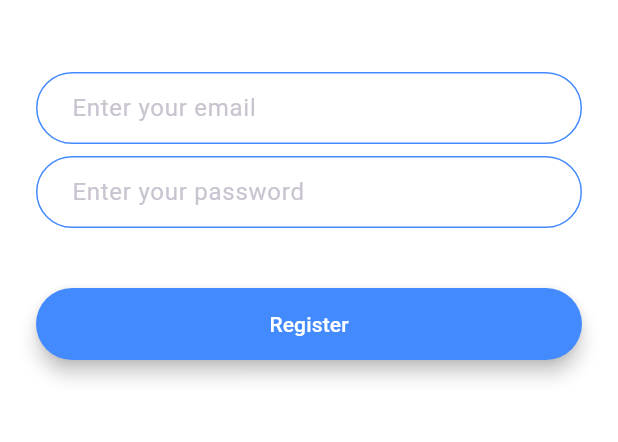
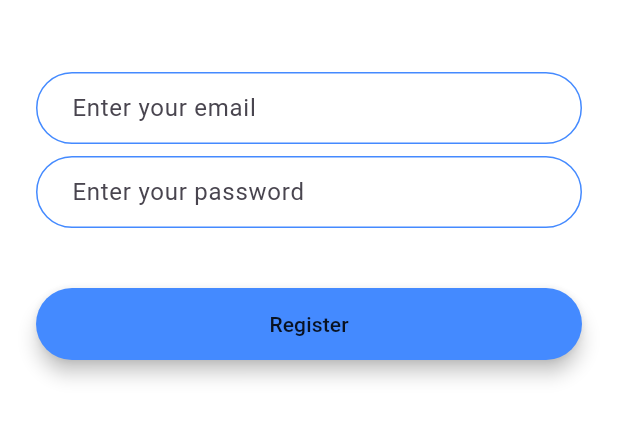
Before and after one commit to samuketema/FlashChat-App, a Flutter app: the screen it shows after launch, after a tap on "Register", on a phone screen of 412 x 824 dp, the part 576-1018 px from its top. Run offline on Flutter 3.47's test engine with Material 3 defaults, Android fonts, the phone set to English and light mode, and no system bars; our stand-ins replace animated_text_kit, firebase_auth, firebase_core; missing offline and left inert: firebase_app_check; accounts and stored records are empty.

Commit message:
customized the theme

```diff
--- a/lib/main.dart
+++ b/lib/main.dart
@@ -5,11 +5,30 @@ import 'package:mychat/screens/welcome_screen.dart';
 import 'package:mychat/screens/login_screen.dart';
 import 'package:mychat/screens/registration_screen.dart';
 import 'package:mychat/screens/chat_screen.dart';
+import 'package:firebase_app_check/firebase_app_check.dart';
 
 void main() async {
   WidgetsFlutterBinding.ensureInitialized();
   await Firebase.initializeApp(
     options: DefaultFirebaseOptions.currentPlatform,
+  );
+  await FirebaseAppCheck.instance.activate(
+    // You can also use a `ReCaptchaEnterpriseProvider` provider instance as an
+    // argument for `webProvider`
+    webProvider: ReCaptchaV3Provider('recaptcha-v3-site-key'),
+    // Default provider for Android is the Play Integrity provider. You can use the "AndroidProvider" enum to choose
+    // your preferred provider. Choose from:
+    // 1. Debug provider
+    // 2. Safety Net provider
+    // 3. Play Integrity provider
+    androidProvider: AndroidProvider.debug,
+    // Default provider for iOS/macOS is the Device Check provider. You can use the "AppleProvider" enum to choose
+        // your preferred provider. Choose from:
+        // 1. Debug provider
+        // 2. Device Check provider
+        // 3. App Attest provider
+        // 4. App Attest provider with fallback to Device Check provider (App Attest provider is only available on iOS 14.0+, macOS 14.0+)
+    appleProvider: AppleProvider.appAttest,
   );
   runApp(FlashChat()); // Replace with your app's main widget
 }
@@ -19,11 +38,6 @@ class FlashChat extends StatelessWidget {
   @override
   Widget build(BuildContext context) {
     return MaterialApp(
-      theme: ThemeData.dark().copyWith(
-        textTheme: TextTheme(
-          bodyMedium: TextStyle(color: Colors.black54),
-        ),
-      ),
       initialRoute: WelcomeScreen.id,
       routes: {
         RegistrationScreen.id: (context) => RegistrationScreen(),
```
